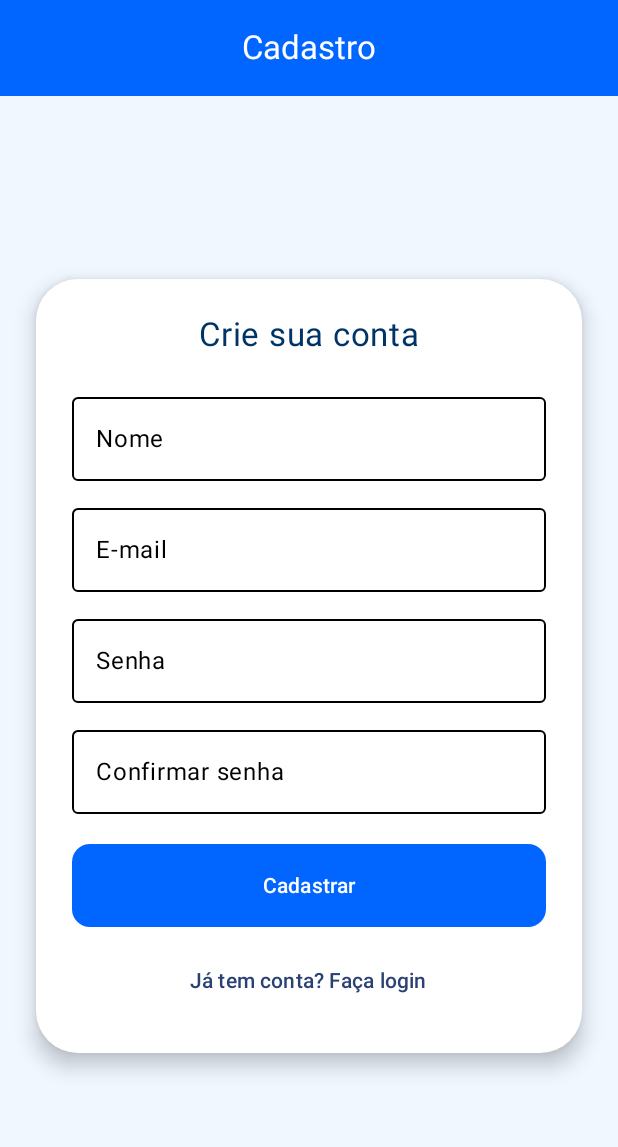
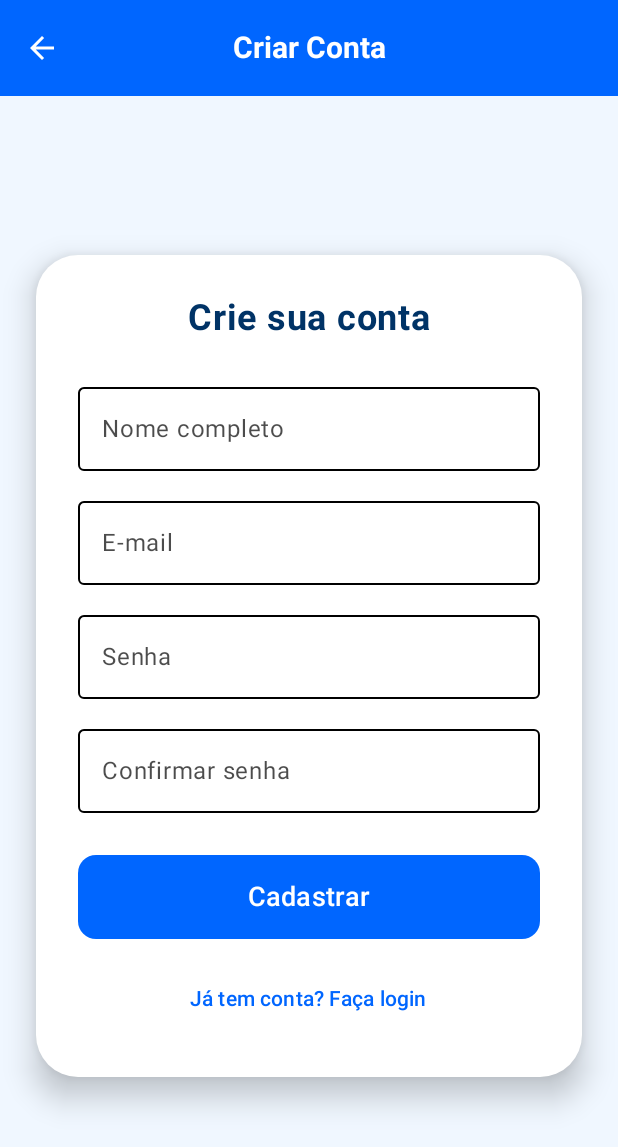
Before and after one commit to Eduardo-Antunes00/TCC, an Android app built with Jetpack Compose: the screen it shows after launch (MainActivity), after a tap on "Não tem conta? Cadastre-se", on a phone screen of 412 x 824 dp. Shown: the top 1147 px of the screen. Run offline under Robolectric (Android 15) with nearby library versions, the phone set to English and light mode, and no system bars; our stand-ins replace Firebase (no records; nobody signed in at launch, a user with empty details on screens opened directly), livedata-compose; libraries missing offline, so code that uses them is left out: org.osmdroid.config, org.osmdroid.util, org.osmdroid.views; 1 statement that could not run was skipped; 1 other tap on this screen came first.

```diff
--- a/app/src/main/java/com/example/tcc/MainActivity.kt
+++ b/app/src/main/java/com/example/tcc/MainActivity.kt
@@ -169,7 +169,7 @@ fun SplashWithPersistentAuth(
                         colorFilter = ColorFilter.tint(azulPrincipal)
                     )
                     Spacer(modifier = Modifier.height(40.dp))
-                    Text("Onibo", fontSize = 48.sp, fontWeight = FontWeight.Bold, color = azulPrincipal)
+                    Text("Onbo", fontSize = 48.sp, fontWeight = FontWeight.Bold, color = azulPrincipal)
                     Spacer(modifier = Modifier.height(48.dp))
                     CircularProgressIndicator(color = azulPrincipal, strokeWidth = 6.dp, modifier = Modifier.size(60.dp))
                     Spacer(modifier = Modifier.height(16.dp))
--- a/app/src/main/java/com/example/tcc/Navigation.kt
+++ b/app/src/main/java/com/example/tcc/Navigation.kt
@@ -4,6 +4,7 @@ import androidx.compose.runtime.Composable
 import androidx.navigation.NavHostController
 import androidx.navigation.compose.NavHost
 import androidx.navigation.compose.composable
+import androidx.navigation.navArgument
 import com.example.tcc.telas.HomeScreen
 import com.example.tcc.telas_adm.HomeScreenAdm
 import com.example.tcc.telas.RegisterScreen
@@ -26,32 +27,70 @@ fun AppNavigation(
         navController = navController,
         startDestination = startDestination
     ) {
+        // Tela de Login
         composable("login") {
             LoginScreen(navController = navController, authViewModel = authViewModel)
         }
-        composable("register") {
-            RegisterScreen(navController = navController, authViewModel = authViewModel)
+
+        // Tela de Registro – agora aceita parâmetro opcional ?fromAdmin=true
+        composable(
+            route = "register?fromAdmin={fromAdmin}",
+            arguments = listOf(
+                navArgument("fromAdmin") {
+                    defaultValue = false
+                    type = androidx.navigation.NavType.BoolType
+                }
+            )
+        ) { backStackEntry ->
+            val fromAdmin = backStackEntry.arguments?.getBoolean("fromAdmin") ?: false
+            RegisterScreen(
+                navController = navController,
+                authViewModel = authViewModel,
+                fromAdmin = fromAdmin
+            )
         }
+
+        // Home do usuário comum
         composable("home") {
             HomeScreen(navController = navController, mapViewModel = mapViewModel)
         }
-        composable("route/{id}") { backStackEntry ->
-            val id = backStackEntry.arguments?.getString("id") ?: "1"
-            RouteScreen(navController = navController, routeId = id)
+
+        // Home do administrador
+        composable("homeAdm") {
+            HomeScreenAdm(navController = navController)
         }
-        composable("routeEditAdm/{routeId}") { backStackEntry ->
+
+        // Tela de rota detalhada (usuário comum e admin)
+        composable(
+            route = "route/{routeId}",
+            arguments = listOf(navArgument("routeId") { type = androidx.navigation.NavType.StringType })
+        ) { backStackEntry ->
+            val routeId = backStackEntry.arguments?.getString("routeId") ?: "1"
+            RouteScreen(navController = navController, routeId = routeId)
+        }
+
+        // Edição/criação de rota (apenas admin)
+        composable(
+            route = "routeEditAdm/{routeId}",
+            arguments = listOf(navArgument("routeId") { type = androidx.navigation.NavType.StringType })
+        ) { backStackEntry ->
             val routeId = backStackEntry.arguments?.getString("routeId") ?: "new"
             RouteEditScreenAdm(routeId = routeId, navController = navController)
         }
-        composable("usersAdm") { UsersScreenAdm(navController = navController) }
+
+        // Atalho direto para criar nova rota
         composable("routeEditAdm/new") {
             RouteEditScreenAdm(routeId = "new", navController = navController)
         }
-        composable("profile") { // Rota para a tela de perfil
+
+        // Tela de usuários (apenas admin)
+        composable("usersAdm") {
+            UsersScreenAdm(navController = navController)
+        }
+
+        // Tela de perfil do usuário
+        composable("profile") {
             ProfileScreen(navController = navController)
-        }
-        composable("homeAdm") { // Rota para a tela de perfil
-            HomeScreenAdm(navController = navController)
         }
     }
 }
--- a/app/src/main/java/com/example/tcc/telas/HomeScreen.kt
+++ b/app/src/main/java/com/example/tcc/telas/HomeScreen.kt
@@ -75,7 +75,7 @@ fun HomeScreen(
                     )
                     Spacer(Modifier.height(12.dp))
                     Text(
-                        "Onibo",
+                        "Onbo",
                         style = MaterialTheme.typography.headlineSmall,
                         color = azulEscuro
                     )
@@ -149,7 +149,7 @@ fun HomeScreen(
                 CenterAlignedTopAppBar(
                     title = {
                         Text(
-                            "Onibo",
+                            "Onbo",
                             color = Color.White,
                             style = MaterialTheme.typography.titleLarge.copy(fontWeight = FontWeight.Bold)
                         )
--- a/app/src/main/java/com/example/tcc/telas/LoginScreen.kt
+++ b/app/src/main/java/com/example/tcc/telas/LoginScreen.kt
@@ -75,7 +75,7 @@ fun LoginScreen(
         topBar = {
             CenterAlignedTopAppBar(
                 title = {
-                    Text("Onibo", color = Color.White, fontSize = 25.sp)
+                    Text("Onbo", color = Color.White, fontSize = 25.sp)
                 },
                 colors = TopAppBarDefaults.centerAlignedTopAppBarColors(containerColor = azulPrincipal)
             )
--- a/app/src/main/java/com/example/tcc/telas/RegisterScreen.kt
+++ b/app/src/main/java/com/example/tcc/telas/RegisterScreen.kt
@@ -1,59 +1,94 @@
 package com.example.tcc.telas
 
-import androidx.compose.runtime.saveable.rememberSaveable
 import androidx.compose.foundation.layout.*
 import androidx.compose.foundation.shape.RoundedCornerShape
 import androidx.compose.foundation.text.KeyboardOptions
+import androidx.compose.material.icons.Icons
+import androidx.compose.material.icons.filled.ArrowBack
 import androidx.compose.material3.*
 import androidx.compose.runtime.*
+import androidx.compose.runtime.livedata.observeAsState
+import androidx.compose.runtime.saveable.rememberSaveable
 import androidx.compose.ui.Alignment
 import androidx.compose.ui.Modifier
 import androidx.compose.ui.graphics.Color
+import androidx.compose.ui.text.font.FontWeight
+import androidx.compose.ui.text.input.KeyboardType
 import androidx.compose.ui.text.input.PasswordVisualTransformation
+import androidx.compose.ui.text.style.TextAlign
 import androidx.compose.ui.unit.dp
 import androidx.compose.ui.unit.sp
 import androidx.lifecycle.viewmodel.compose.viewModel
 import androidx.navigation.NavController
-import androidx.compose.runtime.livedata.observeAsState
-import androidx.compose.ui.text.AnnotatedString
-import androidx.compose.ui.text.input.*
 import com.example.tcc.viewmodels.AuthViewModel
 import com.example.tcc.viewmodels.AuthState
 import kotlinx.coroutines.delay
-
 @OptIn(ExperimentalMaterial3Api::class)
 @Composable
 fun RegisterScreen(
     navController: NavController,
-    authViewModel: AuthViewModel = viewModel()
+    authViewModel: AuthViewModel = viewModel(),
+    fromAdmin: Boolean = false
 ) {
-    // CORES DO APP
     val azulPrincipal = Color(0xFF0066FF)
+    val azulEscuro = Color(0xFF003366)
     val fundo = Color(0xFFF0F7FF)
+    val sucessoCor = Color(0xFF4CAF50)
+    val erroCor = Color(0xFFE53935)
 
     var nome by rememberSaveable { mutableStateOf("") }
     var email by rememberSaveable { mutableStateOf("") }
     var senha by rememberSaveable { mutableStateOf("") }
     var confirmarSenha by rememberSaveable { mutableStateOf("") }
     var mensagem by rememberSaveable { mutableStateOf("") }
+    var isLoading by rememberSaveable { mutableStateOf(false) }
 
     val authState by authViewModel.authState.observeAsState(AuthState.Idle)
-
-    // Observa mudanças no estado depois do cadastro
+    LaunchedEffect(fromAdmin) {
+        nome = ""
+        email = ""
+        senha = ""
+        confirmarSenha = ""
+        mensagem = ""
+        isLoading = false
+        authViewModel.resetAuthState() // importante!
+    }
+    // Só redireciona quando o e-mail for VERIFICADO
     LaunchedEffect(authState) {
         when (authState) {
-            is AuthState.Loading -> mensagem = "Cadastrando..."
-            is AuthState.Success -> mensagem =
-                "Cadastro realizado! Verifique seu e-mail."
+            is AuthState.Loading -> {
+                isLoading = true
+                mensagem = "Cadastrando..."
+            }
+
+            is AuthState.Success -> {
+                isLoading = false
+                mensagem = "Cadastro realizado com sucesso!\n\nVerifique seu e-mail para ativar a conta."
+                // NÃO redireciona aqui!
+            }
+
             is AuthState.EmailVerified -> {
-                mensagem = "E-mail verificado! Redirecionando..."
+                mensagem = "E-mail verificado!\nRedirecionando..."
                 delay(1500)
-                navController.navigate("login")
+                if (fromAdmin) {
+                    navController.navigate("usersAdm") {
+                        popUpTo(navController.graph.startDestinationId) { inclusive = true }
+                        launchSingleTop = true
+                    }
+                } else {
+                    navController.navigate("login") {
+                        popUpTo(navController.graph.startDestinationId) { inclusive = true }
+                        launchSingleTop = true
+                    }
+                }
                 authViewModel.resetAuthState()
             }
+
             is AuthState.Error -> {
+                isLoading = false
                 mensagem = (authState as AuthState.Error).message
             }
+
             else -> Unit
         }
     }
@@ -63,197 +98,184 @@ fun RegisterScreen(
             CenterAlignedTopAppBar(
                 title = {
                     Text(
-                        "Cadastro",
+                        text = if (fromAdmin) "Novo Usuário" else "Criar Conta",
                         color = Color.White,
-                        style = MaterialTheme.typography.titleLarge
+                        fontWeight = androidx.compose.ui.text.font.FontWeight.Bold,
+                        fontSize = 20.sp
                     )
                 },
-                colors = TopAppBarDefaults.centerAlignedTopAppBarColors(
-                    containerColor = azulPrincipal
-                )
+                navigationIcon = {
+                    IconButton(onClick = {
+                        if (fromAdmin) {
+                            navController.navigate("usersAdm") { popUpTo("usersAdm") }
+                        } else {
+                            navController.popBackStack()
+                        }
+                    }) {
+                        Icon(Icons.Default.ArrowBack, "Voltar", tint = Color.White)
+                    }
+                },
+                colors = TopAppBarDefaults.centerAlignedTopAppBarColors(containerColor = azulPrincipal)
             )
         },
         containerColor = fundo
     ) { paddingValues ->
-        Box(
-            modifier = Modifier
-                .padding(paddingValues)
-                .fillMaxSize(),
-            contentAlignment = Alignment.Center
-        ) {
+        Box(modifier = Modifier.padding(paddingValues).fillMaxSize(), contentAlignment = Alignment.Center) {
             Card(
-                modifier = Modifier
-                    .fillMaxWidth()
-                    .padding(horizontal = 24.dp),
+                modifier = Modifier.fillMaxWidth().padding(horizontal = 24.dp),
                 shape = RoundedCornerShape(28.dp),
                 colors = CardDefaults.cardColors(Color.White),
-                elevation = CardDefaults.cardElevation(8.dp)
+                elevation = CardDefaults.cardElevation(12.dp)
             ) {
                 Column(
                     horizontalAlignment = Alignment.CenterHorizontally,
-                    verticalArrangement = Arrangement.Center,
-                    modifier = Modifier
-                        .padding(24.dp)
-                        .fillMaxWidth()
+                    modifier = Modifier.padding(28.dp)
                 ) {
                     Text(
-                        "Crie sua conta",
-                        fontSize = 22.sp,
-                        color = Color(0xFF003366)
+                        text = if (fromAdmin) "Cadastrar novo usuário" else "Crie sua conta",
+                        fontSize = 24.sp,
+                        fontWeight = FontWeight.Bold,
+                        color = azulEscuro
                     )
 
-                    Spacer(Modifier.height(20.dp))
+                    Spacer(Modifier.height(24.dp))
 
-                    // CAMPO NOME
                     OutlinedTextField(
                         value = nome,
                         onValueChange = { nome = it },
-                        label = { Text("Nome") },
+                        label = { Text("Nome completo") },
                         singleLine = true,
-                        modifier = Modifier
-                            .fillMaxWidth(),
-                        colors = OutlinedTextFieldDefaults.colors(
-                            focusedBorderColor = Color.Black,
-                            unfocusedBorderColor = Color.Black,
-                            cursorColor = Color.Black,
-                            focusedLabelColor = Color.Black,
-                            unfocusedLabelColor = Color.Black,
-                            focusedTextColor = Color.Black,
-                            unfocusedTextColor = Color.Black
-                        )
-
+                        modifier = Modifier.fillMaxWidth(),
+                        colors = textFieldColors()
                     )
 
-                    Spacer(Modifier.height(10.dp))
+                    Spacer(Modifier.height(12.dp))
 
-                    // CAMPO EMAIL — sempre minúsculo
                     OutlinedTextField(
                         value = email,
-                        onValueChange = { novo ->
-                            email = novo.lowercase()
-                        },
+                        onValueChange = { email = it.lowercase().trim() },
                         label = { Text("E-mail") },
                         singleLine = true,
-                        keyboardOptions = KeyboardOptions(
-                            keyboardType = KeyboardType.Email,
-                            capitalization = KeyboardCapitalization.None,
-                            autoCorrect = false
-                        ),
-                        visualTransformation = VisualTransformation { text ->
-                            TransformedText(
-                                AnnotatedString(text.text.lowercase()),
-                                OffsetMapping.Identity
-                            )
-                        },
-                        modifier = Modifier
-                            .fillMaxWidth(),
-                        colors = OutlinedTextFieldDefaults.colors(
-                            focusedBorderColor = Color.Black,
-                            unfocusedBorderColor = Color.Black,
-                            cursorColor = Color.Black,
-                            focusedLabelColor = Color.Black,
-                            unfocusedLabelColor = Color.Black,
-                            focusedTextColor = Color.Black,
-                            unfocusedTextColor = Color.Black
-                        )
+                        keyboardOptions = KeyboardOptions(keyboardType = KeyboardType.Email),
+                        modifier = Modifier.fillMaxWidth(),
+                        colors = textFieldColors()
                     )
 
-                    Spacer(Modifier.height(10.dp))
+                    Spacer(Modifier.height(12.dp))
 
-                    // SENHA
                     OutlinedTextField(
                         value = senha,
                         onValueChange = { senha = it },
                         label = { Text("Senha") },
                         visualTransformation = PasswordVisualTransformation(),
                         singleLine = true,
-                        modifier = Modifier
-                            .fillMaxWidth(),
-                        colors = OutlinedTextFieldDefaults.colors(
-                            focusedBorderColor = Color.Black,
-                            unfocusedBorderColor = Color.Black,
-                            cursorColor = Color.Black,
-                            focusedLabelColor = Color.Black,
-                            unfocusedLabelColor = Color.Black,
-                            focusedTextColor = Color.Black,
-                            unfocusedTextColor = Color.Black
-                        )
+                        modifier = Modifier.fillMaxWidth(),
+                        colors = textFieldColors()
                     )
 
-                    Spacer(Modifier.height(10.dp))
+                    Spacer(Modifier.height(12.dp))
 
-                    // CONFIRMAR SENHA
                     OutlinedTextField(
                         value = confirmarSenha,
                         onValueChange = { confirmarSenha = it },
                         label = { Text("Confirmar senha") },
                         visualTransformation = PasswordVisualTransformation(),
                         singleLine = true,
-                        modifier = Modifier
-                            .fillMaxWidth(),
-                        colors = OutlinedTextFieldDefaults.colors(
-                            focusedBorderColor = Color.Black,
-                            unfocusedBorderColor = Color.Black,
-                            cursorColor = Color.Black,
-                            focusedLabelColor = Color.Black,
-                            unfocusedLabelColor = Color.Black,
-                            focusedTextColor = Color.Black,
-                            unfocusedTextColor = Color.Black
-                        )
+                        modifier = Modifier.fillMaxWidth(),
+                        colors = textFieldColors()
                     )
 
-                    Spacer(Modifier.height(20.dp))
+                    Spacer (Modifier.height(28.dp))
 
-                    // BOTÃO PRINCIPAL
-                    Button(
-                        onClick = {
-                            when {
-                                nome.isEmpty() || email.isEmpty() || senha.isEmpty() || confirmarSenha.isEmpty() ->
-                                    mensagem = "Preencha todos os campos."
+                            Button(
+                            onClick = {
+                                when {
+                                    nome.isBlank() || email.isBlank() || senha.isBlank() || confirmarSenha.isBlank() ->
+                                        mensagem = "Preencha todos os campos"
 
-                                senha != confirmarSenha ->
-                                    mensagem = "As senhas não coincidem."
+                                    !android.util.Patterns.EMAIL_ADDRESS.matcher(email).matches() ->
+                                        mensagem = "E-mail inválido"
 
-                                else -> {
-                                    mensagem = ""
-                                    authViewModel.register(email, senha, nome)
+                                    senha.length < 6 ->
+                                        mensagem = "A senha deve ter pelo menos 6 caracteres"
+
+                                    senha != confirmarSenha ->
+                                        mensagem = "As senhas não coincidem"
+
+                                    else -> {
+                                        mensagem = ""
+                                        authViewModel.register(email, senha, nome)
+                                    }
                                 }
-                            }
-                        },
-                        colors = ButtonDefaults.buttonColors(
-                            containerColor = azulPrincipal
-                        ),
-                        modifier = Modifier
-                            .fillMaxWidth()
-                            .height(55.dp),
-                        shape = MaterialTheme.shapes.medium
+                            },
+                        enabled = !isLoading,
+                        modifier = Modifier.fillMaxWidth().height(56.dp),
+                        colors = ButtonDefaults.buttonColors(containerColor = azulPrincipal),
+                        shape = RoundedCornerShape(12.dp)
                     ) {
-                        Text("Cadastrar", color = Color.White)
+                        if (isLoading) {
+                            CircularProgressIndicator(color = Color.White, strokeWidth = 3.dp, modifier = Modifier.size(20.dp))
+                            Spacer(Modifier.width(12.dp))
+                        }
+                        Text(
+                            text = if (fromAdmin) "Criar Usuário" else "Cadastrar",
+                            color = Color.White,
+                            fontSize = 18.sp,
+                            fontWeight = FontWeight.SemiBold
+                        )
                     }
 
-                    Spacer(Modifier.height(12.dp))
+                    Spacer(Modifier.height(16.dp))
 
-                    TextButton(
-                        onClick = { navController.navigate("login") }
-                    ) {
-                        Text("Já tem conta? Faça login")
+                    if (!fromAdmin) {
+                        TextButton(onClick = { navController.navigate("login") }) {
+                            Text("Já tem conta? Faça login", color = azulPrincipal)
+                        }
                     }
 
-                    // MENSAGENS
+                    // Mensagem de status
                     if (mensagem.isNotEmpty()) {
-                        Spacer(Modifier.height(16.dp))
+                        Spacer(Modifier.height(20.dp))
                         Text(
-                            mensagem,
-                            color = if (
-                                mensagem.contains("sucesso", true) ||
-                                mensagem.contains("verifique", true) ||
-                                mensagem.contains("verificado", true)
-                            ) azulPrincipal else Color.Red
+                            text = mensagem,
+                            color = if (mensagem.contains("sucesso", true) || mensagem.contains("verifique", true))
+                                sucessoCor else erroCor,
+                            textAlign = TextAlign.Center,
+                            fontSize = 15.sp,
+                            lineHeight = 22.sp,
+                            modifier = Modifier.padding(horizontal = 16.dp)
                         )
+
+                        // Se já cadastrou e está esperando verificação
+                        if (authState is AuthState.Success || authState is AuthState.EmailVerified) {
+                            Spacer(Modifier.height(20.dp))
+                            Button(
+                                onClick = {
+                                    authViewModel.checkEmailVerification()
+                                    mensagem = "Verificando e-mail..."
+                                },
+                                colors = ButtonDefaults.buttonColors(containerColor = azulEscuro)
+                            ) {
+                                Text("Já verifiquei meu e-mail", color = Color.White)
+                            }
+                        }
                     }
                 }
             }
-
         }
     }
 }
+
+// Cores dos campos (Material3 atualizado 2025)
+@Composable
+private fun textFieldColors() = TextFieldDefaults.colors(
+    focusedTextColor = Color.Black,
+    unfocusedTextColor = Color.Black,
+    focusedContainerColor = Color.White,
+    unfocusedContainerColor = Color.White,
+    cursorColor = Color.Black,
+    focusedIndicatorColor = Color.Black,
+    unfocusedIndicatorColor = Color.Black,
+    focusedLabelColor = Color.Black,
+    unfocusedLabelColor = Color.Black.copy(0.7f)
+)
--- a/app/src/main/java/com/example/tcc/telas_adm/HomeScreenAdm.kt
+++ b/app/src/main/java/com/example/tcc/telas_adm/HomeScreenAdm.kt
@@ -79,7 +79,7 @@ fun HomeScreenAdm(
                     )
                     Spacer(Modifier.height(12.dp))
                     Text(
-                        "Onibo - ADM",
+                        "Onbo - ADM",
                         style = MaterialTheme.typography.headlineSmall,
                         color = azulEscuro
                     )
@@ -167,7 +167,7 @@ fun HomeScreenAdm(
                 CenterAlignedTopAppBar(
                     title = {
                         Text(
-                            "Onibo - ADM",
+                            "Onbo - ADM",
                             color = Color.White,
                             style = MaterialTheme.typography.titleLarge.copy(fontWeight = FontWeight.Bold)
                         )
@@ -394,7 +394,7 @@ fun HomeScreenAdm(
                         // BOTÃO DE ADICIONAR
                         Button(
                             onClick = { navController.navigate("routeEditAdm/new") },
-                            colors = ButtonDefaults.buttonColors(containerColor = azulClaro),
+                            colors = ButtonDefaults.buttonColors(containerColor = azulEscuro),
                             modifier = Modifier
                                 .fillMaxWidth()
                                 .height(56.dp),
--- a/app/src/main/res/values/strings.xml
+++ b/app/src/main/res/values/strings.xml
@@ -1,3 +1,3 @@
 <resources>
-    <string name="app_name">Onibo</string>
+    <string name="app_name">Onbo</string>
 </resources>
```
Also changed, not shown: app/src/main/java/com/example/tcc/telas_adm/RouteEditScreenAdm.kt (+11 -2 lines), app/src/main/java/com/example/tcc/telas_adm/UsersScreenAdm.kt (+142 -196 lines), app/src/main/java/com/example/tcc/viewmodels/AuthViewModel.kt (+17 -0 lines).
